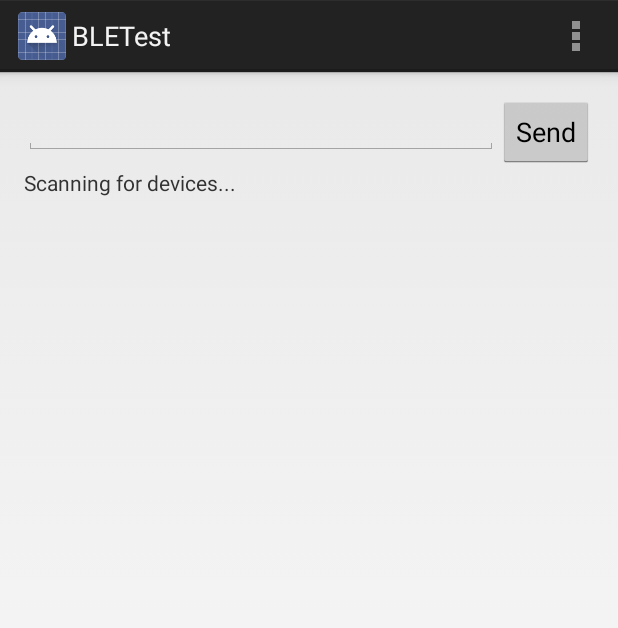
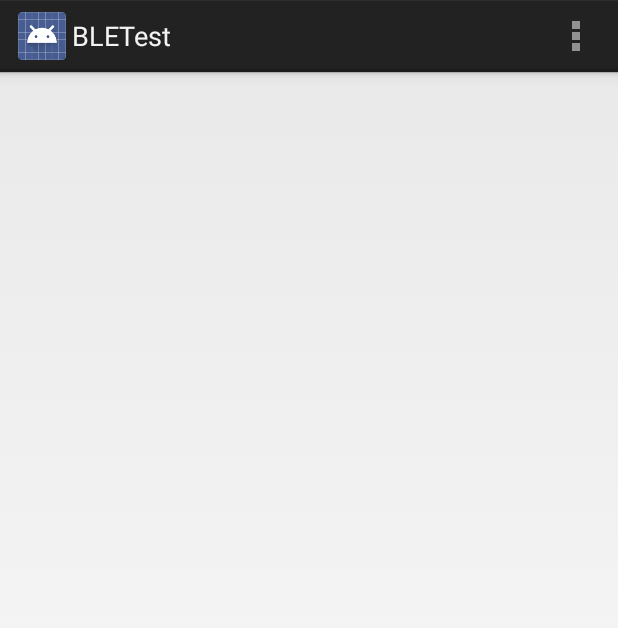
Before and after one commit to dinopants174/POE_Bike_Lock, an Android app: the screen it shows after launch (MainActivity), on a phone screen of 412 x 824 dp. Shown: the top 628 px of the screen. Run offline under Robolectric (Android 15) with nearby library versions, the light colour scheme and no system bars.

Commit message:
added rssi text box

```diff
--- a/BTLETest/app/src/main/java/com/tonydicola/bletest/app/MainActivity.java
+++ b/BTLETest/app/src/main/java/com/tonydicola/bletest/app/MainActivity.java
@@ -36,15 +36,17 @@ public class MainActivity extends Activity {
     Timer timer;
     Boolean set_timer;
     TimerTask read_rssi_task;
+
     // UI elements
-    private TextView messages;
-    private EditText input;
+    private TextView rssi_text_view;
 
     // BTLE state
     private BluetoothAdapter adapter;
     private BluetoothGatt gatt;
     private BluetoothGattCharacteristic tx;
     private BluetoothGattCharacteristic rx;
+
+    String rssi_string;
 
     // Main BTLE device callback where much of the logic occurs.
     private BluetoothGattCallback callback = new BluetoothGattCallback() {
@@ -54,7 +56,6 @@ public class MainActivity extends Activity {
             super.onConnectionStateChange(gatt, status, newState);
             if (newState == BluetoothGatt.STATE_CONNECTED) {
                 MainActivity.this.gatt = gatt;
-                writeLine("Connected!");
                 // Discover services.
                 // schedule readRemoteRssi here
                 timer = new Timer();
@@ -62,16 +63,13 @@ public class MainActivity extends Activity {
                 timer.schedule(read_rssi_task, 0, 1000);
                 set_timer = true;
                 if (!gatt.discoverServices()) {
-                    writeLine("Failed to start discovering services!");
                 }
             } else if (newState == BluetoothGatt.STATE_DISCONNECTED) {
-                writeLine("Disconnected!");
                 //destroy Timer
                 if (set_timer) {
                     timer.cancel();
                 }
             } else {
-                writeLine("Connection state changed.  New state: " + newState);
             }
         }
 
@@ -79,6 +77,13 @@ public class MainActivity extends Activity {
         public void onReadRemoteRssi(BluetoothGatt gatt, int rssi, int status) {
             if (status == BluetoothGatt.GATT_SUCCESS) {
                 Log.i("RSSI Callback", String.format("BluetoothGatt ReadRssi[%d]", rssi));
+                rssi_string = "" + rssi;
+                writeRSSI(rssi_string);
+                if (tx == null || rssi_string == null) {
+                    // Do nothing if there is no device or message to send.
+                    return;
+                }
+                tx.setValue(rssi_string.getBytes(Charset.forName("UTF-8")));
             }
         }
 
@@ -91,9 +96,7 @@ public class MainActivity extends Activity {
         public void onServicesDiscovered(BluetoothGatt gatt, int status) {
             super.onServicesDiscovered(gatt, status);
             if (status == BluetoothGatt.GATT_SUCCESS) {
-                writeLine("Service discovery completed!");
             } else {
-                writeLine("Service discovery failed with status: " + status);
             }
             // Save reference to each characteristic.
             tx = gatt.getService(UART_UUID).getCharacteristic(TX_UUID);
@@ -101,17 +104,14 @@ public class MainActivity extends Activity {
             // Setup notifications on RX characteristic changes (i.e. data received).
             // First call setCharacteristicNotification to enable notification.
             if (!gatt.setCharacteristicNotification(rx, true)) {
-                writeLine("Couldn't set notifications for RX characteristic!");
             }
             // Next update the RX characteristic's client descriptor to enable notifications.
             if (rx.getDescriptor(CLIENT_UUID) != null) {
                 BluetoothGattDescriptor desc = rx.getDescriptor(CLIENT_UUID);
                 desc.setValue(BluetoothGattDescriptor.ENABLE_NOTIFICATION_VALUE);
                 if (!gatt.writeDescriptor(desc)) {
-                    writeLine("Couldn't write RX client descriptor value!");
                 }
             } else {
-                writeLine("Couldn't get RX client descriptor!");
             }
         }
 
@@ -119,7 +119,6 @@ public class MainActivity extends Activity {
         @Override
         public void onCharacteristicChanged(BluetoothGatt gatt, BluetoothGattCharacteristic characteristic) {
             super.onCharacteristicChanged(gatt, characteristic);
-            writeLine("Received: " + characteristic.getStringValue(0));
         }
     };
 
@@ -135,8 +134,8 @@ public class MainActivity extends Activity {
                 gatt.readRemoteRssi();
             }
         };
-        messages = (TextView) findViewById(R.id.messages);
-        input = (EditText) findViewById(R.id.input);
+        rssi_text_view = (TextView) findViewById(R.id.rssi_text);
+
 
         adapter = BluetoothAdapter.getDefaultAdapter();
         //create Timer here
@@ -146,12 +145,10 @@ public class MainActivity extends Activity {
         // Called when a device is found.
         @Override
         public void onLeScan(BluetoothDevice bluetoothDevice, int i, byte[] bytes) {
-            writeLine("Found device: " + bluetoothDevice.getAddress());
             // Check if the device has the UART service.
             if (parseUUIDs(bytes).contains(UART_UUID)) {
                 // Found a device, stop the scan.
                 adapter.stopLeScan(scanCallback);
-                writeLine("Found UART service!");
                 // Connect to the device.
                 // Control flow will now go to the callback functions when BTLE events occur.
                 gatt = bluetoothDevice.connectGatt(getApplicationContext(), false, callback);
@@ -165,7 +162,6 @@ public class MainActivity extends Activity {
         super.onResume();
         // Scan for all BTLE devices.
         // The first one with the UART service will be chosen--see the code in the scanCallback.
-        writeLine("Scanning for devices...");
         adapter.startLeScan(scanCallback);
     }
 
@@ -187,31 +183,11 @@ public class MainActivity extends Activity {
         }
     }
 
-    // Handler for mouse click on the send button.
-    public void sendClick(View view) {
-        String message = input.getText().toString();
-        if (tx == null || message == null || message.isEmpty()) {
-            // Do nothing if there is no device or message to send.
-            return;
-        }
-        // Update TX characteristic value.  Note the setValue overload that takes a byte array must be used.
-        tx.setValue(message.getBytes(Charset.forName("UTF-8")));
-        if (gatt.writeCharacteristic(tx)) {
-            writeLine("Sent: " + message);
-        } else {
-            writeLine("Couldn't write TX characteristic!");
-        }
-    }
-
-    // Write some text to the messages text view.
-    // Care is taken to do this on the main UI thread so writeLine can be called
-    // from any thread (like the BTLE callback).
-    private void writeLine(final CharSequence text) {
+    private void writeRSSI(final CharSequence text) {
         runOnUiThread(new Runnable() {
             @Override
             public void run() {
-                messages.append(text);
-                messages.append("\n");
+                rssi_text_view.setText(text);
             }
         });
     }
@@ -290,6 +266,4 @@ public class MainActivity extends Activity {
         }
         return super.onOptionsItemSelected(item);
     }
-
-
 }
--- a/BTLETest/app/src/main/res/layout/activity_main.xml
+++ b/BTLETest/app/src/main/res/layout/activity_main.xml
@@ -8,35 +8,12 @@
     android:paddingBottom="@dimen/activity_vertical_margin"
     tools:context="com.tonydicola.bletest.app.MainActivity">
 
-    <Button
-        android:id="@+id/send"
+    <TextView
+        android:id="@+id/rssi_text"
         android:layout_width="wrap_content"
         android:layout_height="wrap_content"
         android:layout_alignParentRight="true"
-        android:layout_alignParentTop="true"
-        android:text="Send"
-        android:onClick="sendClick"/>
-
-    <EditText
-        android:id="@+id/input"
-        android:layout_width="wrap_content"
-        android:layout_height="wrap_content"
-        android:layout_toLeftOf="@id/send"
-        android:layout_alignParentTop="true"
-        android:layout_alignParentLeft="true"/>
-
-    <ScrollView
-        android:layout_width="match_parent"
-        android:layout_height="wrap_content"
-        android:layout_below="@id/send"
-        android:layout_alignParentBottom="true">
-
-        <TextView
-            android:id="@+id/messages"
-            android:layout_width="match_parent"
-            android:layout_height="wrap_content" />
-
-    </ScrollView>
+        android:layout_alignParentTop="true"/>
 
 
 </RelativeLayout>
```
Also changed, not shown: 1 other file.
